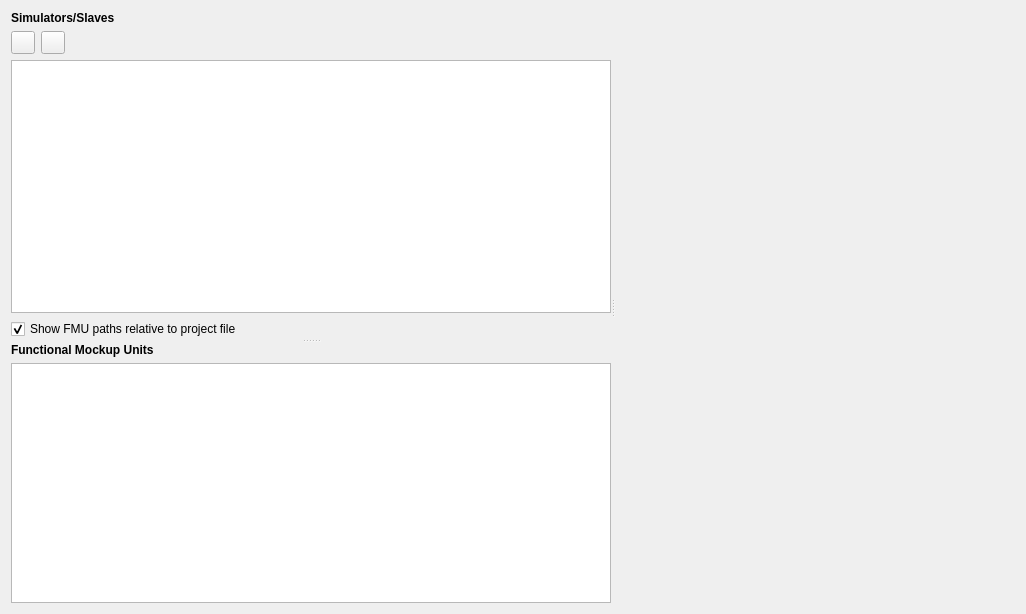
Old version of the form MasterSimulatorUI/src/MSIMViewSlaves.ui in the repository ghorwin/MasterSim.
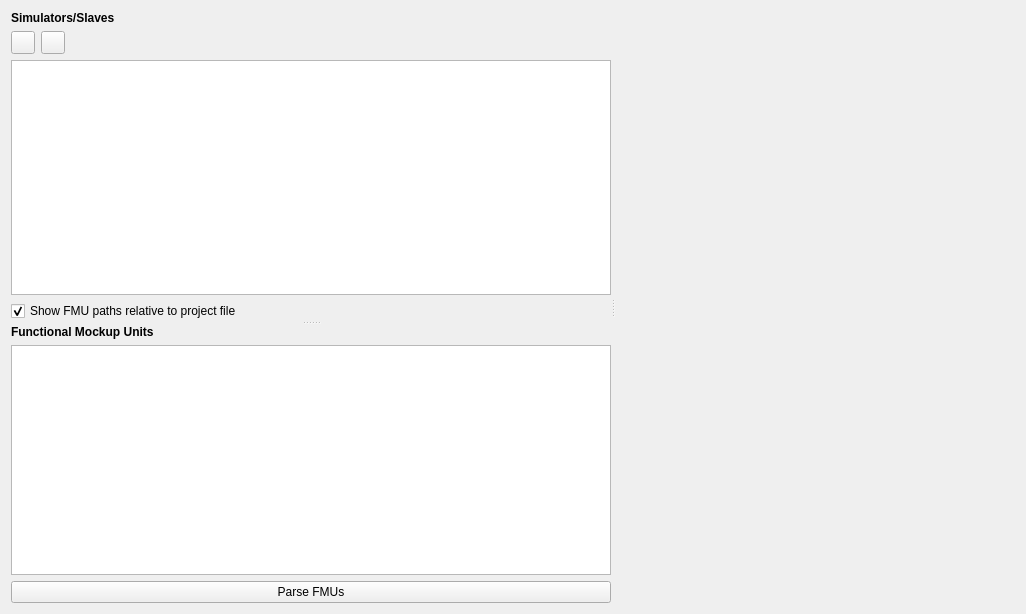
New version of the form. Icons and pictures are not drawn. Custom widgets are drawn as their Qt base class.

What changed in the file:
```diff
--- a/MasterSimulatorUI/src/MSIMViewSlaves.ui
+++ b/MasterSimulatorUI/src/MSIMViewSlaves.ui
@@ -144,6 +144,13 @@
           </property>
          </widget>
         </item>
+        <item>
+         <widget class="QPushButton" name="pushButtonParseFMUs">
+          <property name="text">
+           <string>Parse FMUs</string>
+          </property>
+         </widget>
+        </item>
        </layout>
       </widget>
      </widget>
```
